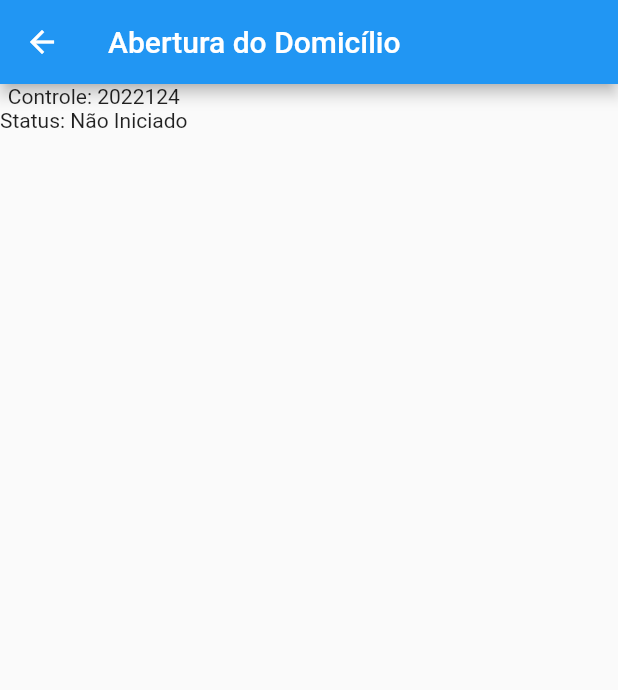
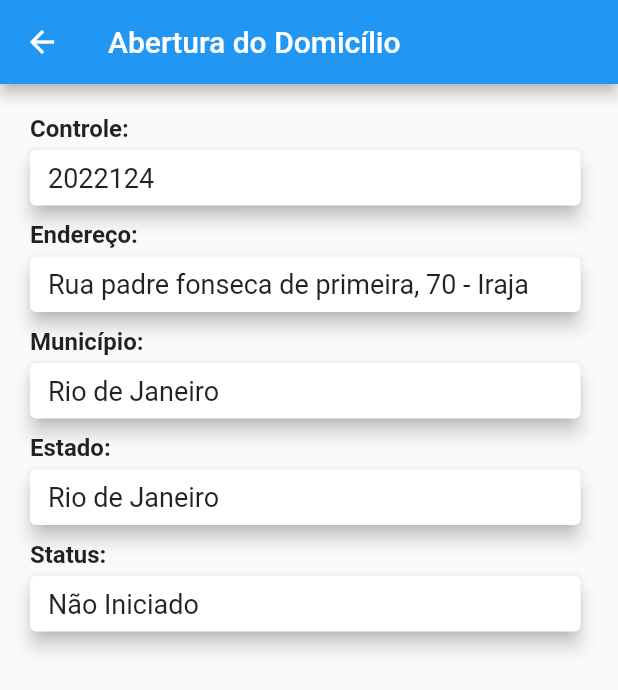
Before and after one commit to FelipeBenincaza/projetoModuloFlutter, a Flutter app: the screen it shows after launch, after a tap on "Controle: 2022124", on a phone screen of 412 x 824 dp. Shown: the top 690 px of the screen. Run offline on Flutter 3.47's test engine with Material 2 defaults, Android fonts, the phone set to English and light mode, and no system bars; our stand-ins replace equatable.

Commit message:
- adição do componente campo_informacao;

```diff
--- /dev/null
+++ b/lib/components/campo_informacao.dart
@@ -0,0 +1,34 @@
+import 'package:flutter/material.dart';
+
+class CampoInformacao extends StatelessWidget {
+  String campo;
+  String informacao;
+
+  CampoInformacao({Key? key, required this.campo, required this.informacao})
+      : super(key: key);
+
+  @override
+  Widget build(BuildContext context) {
+    return Column(
+      crossAxisAlignment: CrossAxisAlignment.stretch,
+      mainAxisSize: MainAxisSize.min,
+      children: [
+        Text(
+          campo,
+          style: const TextStyle(fontSize: 16, fontWeight: FontWeight.bold),
+        ),
+        Card(
+          elevation: 5,
+          margin: const EdgeInsets.fromLTRB(0,5,5,10),
+          child: Padding(
+            padding: const EdgeInsets.fromLTRB(12,8,8,8),
+            child: Text(
+              informacao,
+              style: const TextStyle(fontSize: 18),
+            ),
+          ),
+        ),
+      ],
+    );
+  }
+}
--- a/lib/pages/aberturaDomicilio.dart
+++ b/lib/pages/aberturaDomicilio.dart
@@ -1,8 +1,10 @@
 import 'package:flutter/material.dart';
+import 'package:projetopesquisa/components/campo_informacao.dart';
 import 'package:projetopesquisa/models/domicilio.dart';
 
 class AberturaDomicilio extends StatefulWidget {
   late Domicilio domicilio;
+
   AberturaDomicilio({Key? key, required this.domicilio}) : super(key: key);
 
   @override
@@ -13,13 +15,23 @@ class _AberturaDomicilioState extends State<AberturaDomicilio> {
   @override
   Widget build(BuildContext context) {
     return Scaffold(
-        appBar: AppBar(
-          title: const Text('Abertura do Domicílio'),
+      appBar: AppBar(
+        title: const Text('Abertura do Domicílio'),
+      ),
+      body: Container(
+        padding: const EdgeInsets.all(20),
+        child: Column(
+          crossAxisAlignment: CrossAxisAlignment.stretch,
+          mainAxisSize: MainAxisSize.min,
+          children: [
+            CampoInformacao(campo: "Controle:", informacao: widget.domicilio.controle.toString()),
+            CampoInformacao(campo: "Endereço:", informacao: widget.domicilio.endereco),
+            CampoInformacao(campo: "Município:", informacao: widget.domicilio.municipio),
+            CampoInformacao(campo: "Estado:", informacao: widget.domicilio.estado),
+            CampoInformacao(campo: "Status:", informacao: widget.domicilio.status),
+          ],
         ),
-        body: Column(children: [
-          Text("Controle: ${widget.domicilio.controle.toString()}"),
-          Text("Status: ${widget.domicilio.status}"),
-        ],)
-      );
+      ),
+    );
   }
 }
--- a/lib/pages/selecaoDomicilio.dart
+++ b/lib/pages/selecaoDomicilio.dart
@@ -11,7 +11,7 @@ class SelecaoDomicilio extends StatefulWidget {
 
 class _SelecaoDomicilioState extends State<SelecaoDomicilio> {
   final domicilios = [
-    Domicilio(controle: 2022124, endereco: "Rua padre fonseca, 70 - Iraja", estado: 'Rio de Janeiro', municipio: "Rio de Janeiro", status: 'Não Iniciado'),
+    Domicilio(controle: 2022124, endereco: "Rua padre fonseca de primeira, 70 - Iraja", estado: 'Rio de Janeiro', municipio: "Rio de Janeiro", status: 'Não Iniciado'),
     Domicilio(controle: 2022564, endereco: "Rua dias, 56 - Bangu", estado: 'Rio de Janeiro', municipio: "Rio de Janeiro", status: 'Não Iniciado'),
     Domicilio(controle: 2022755, endereco: "Rua sete de setembro, 7 - Centro", estado: 'Rio de Janeiro', municipio: "Rio de Janeiro", status: 'Não Iniciado'),
   ];
```
